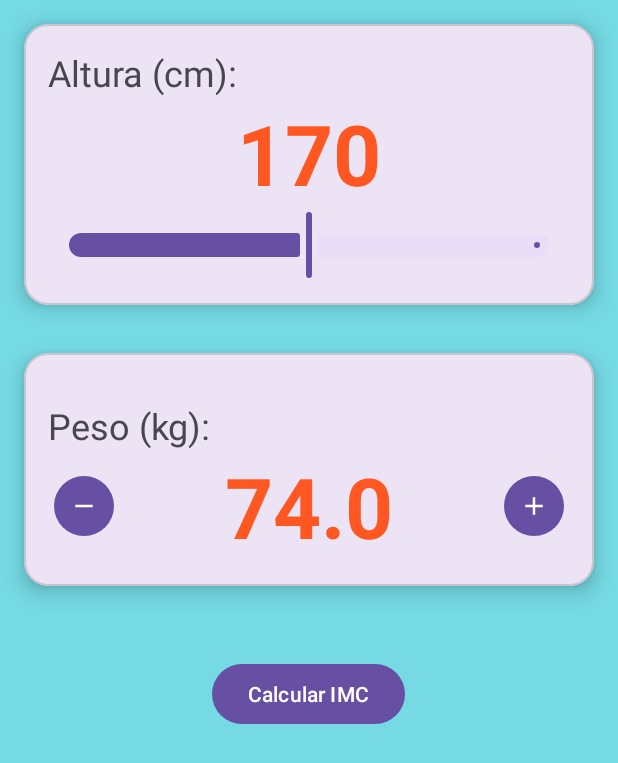
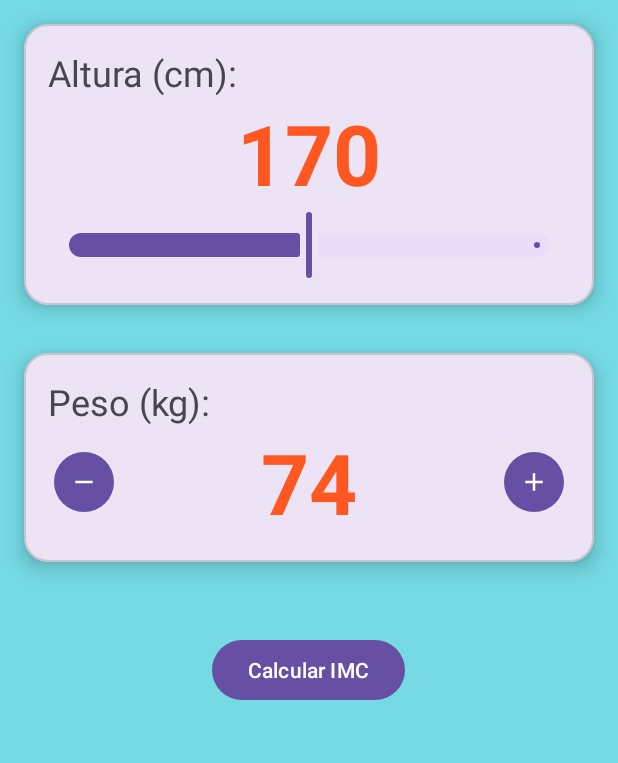
Before and after one commit to IgniteCoders/BMI-Calculator, an Android app: the screen it shows after launch (MainActivity), after a tap on an icon or button, on a phone screen of 412 x 824 dp. Shown: the top 763 px of the screen. Run offline under Robolectric (Android 15) with nearby library versions, the phone set to English and light mode, and no system bars.

Commit message:
We calculate the BMI with the new design

```diff
--- a/app/src/main/java/com/example/bmi_calculator/MainActivity.kt
+++ b/app/src/main/java/com/example/bmi_calculator/MainActivity.kt
@@ -9,6 +9,7 @@ import androidx.appcompat.app.AppCompatActivity
 import androidx.core.view.ViewCompat
 import androidx.core.view.WindowInsetsCompat
 import com.google.android.material.slider.Slider
+import java.util.Locale
 import kotlin.math.pow
 
 class MainActivity : AppCompatActivity() {
@@ -24,6 +25,7 @@ class MainActivity : AppCompatActivity() {
     lateinit var calculateButton: Button
     lateinit var resultTextView: TextView
 
+    var height = 170.0f
     var weight = 75.0f
 
     override fun onCreate(savedInstanceState: Bundle?) {
@@ -46,40 +48,28 @@ class MainActivity : AppCompatActivity() {
         weightAddButton = findViewById(R.id.weightAddButton)
         weightMinusButton = findViewById(R.id.weightMinusButton)
 
-
-
-
-
         calculateButton = findViewById(R.id.calculateButton)
         resultTextView = findViewById(R.id.resultTextView)
 
         heightSlider.addOnChangeListener { slider, value, fromUser ->
-            heightTextView.text = "${value.toInt()}"
+            height = value
+            heightTextView.text = "${height.toInt()}"
         }
 
         weightAddButton.setOnClickListener {
             weight ++
-            weightTextView.text = "$weight"
+            weightTextView.text = "${weight.toInt()}"
         }
 
         weightMinusButton.setOnClickListener {
             weight --
-            weightTextView.text = "$weight"
+            weightTextView.text = "${weight.toInt()}"
         }
 
-
-
-
-        //heightEditText.setText("180")
-        //weightEditText.setText("70")
-
         calculateButton.setOnClickListener {
-            val height = 0f//heightEditText.text.toString().toFloat()
-            val weight = 0f//weightEditText.text.toString().toFloat()
-
             val result = weight / (height / 100).pow(2)
 
-            resultTextView.text = "$result"
+            resultTextView.text = String.format(Locale.getDefault(), "%.2f", result)
         }
     }
 }
--- a/app/src/main/res/layout/activity_main.xml
+++ b/app/src/main/res/layout/activity_main.xml
@@ -76,8 +76,7 @@
                 android:layout_width="match_parent"
                 android:layout_height="wrap_content"
                 android:text="Peso (kg):"
-                android:textSize="24sp"
-                android:layout_marginTop="16dp"/>
+                android:textSize="24sp"/>
 
             <LinearLayout
                 android:layout_width="match_parent"
```
